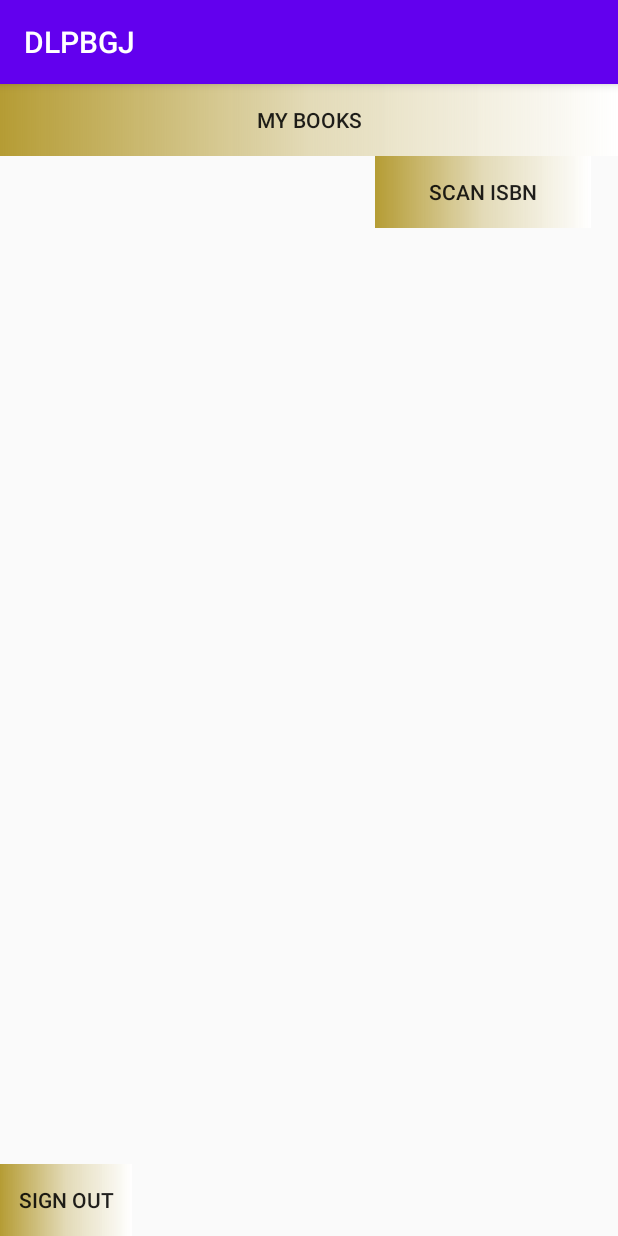
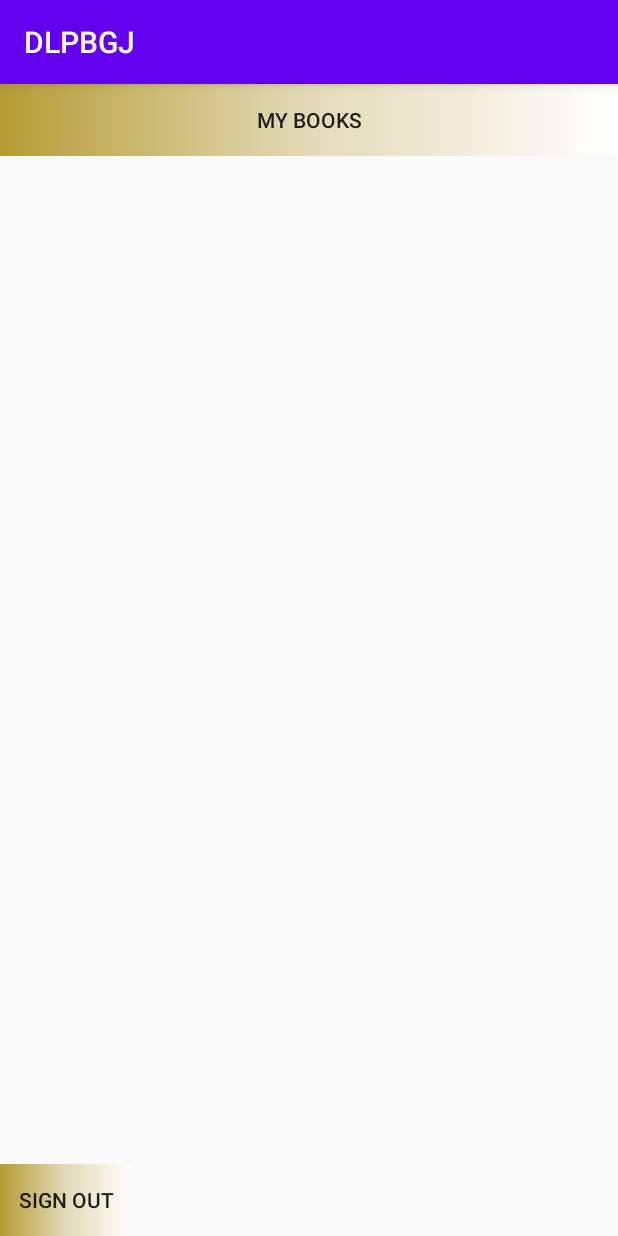
Before and after one commit to CMPUT301F20T40/DLPBGJ, an Android app: the HomePage screen opened directly, with no data from a screen before it, on a phone screen of 412 x 824 dp. Run offline under Robolectric (Android 15) with nearby library versions, the phone set to English and light mode, and no system bars.

Commit message:
barcode scanner
finished the implementation of barcode scanner inside the fragment.

```diff
--- a/DLPBGJ (Android)/app/src/main/java/com/example/dlpbgj/HomePage.java
+++ b/DLPBGJ (Android)/app/src/main/java/com/example/dlpbgj/HomePage.java
@@ -19,31 +19,14 @@ public class HomePage extends AppCompatActivity {
         super.onCreate(savedInstanceState);
         Intent intent = getIntent();
         currentUser = (User)getIntent().getSerializableExtra(MainActivity.EXTRA_MESSAGE1);//Catching the user object given by the MainActivity
-        String barcode = (String) getIntent().getSerializableExtra(barcode_scanner.varText);//Retrieving of ISBN code from the barcode_scanner Activity
 
         setContentView(R.layout.activity_home_page);
         Button myBooksButton=findViewById(R.id.MyBooks);
         Button signOut = findViewById(R.id.SignOut);
 
-        Button scan = findViewById(R.id.scan);
-        TextView isbn = findViewById(R.id.isbn);
-        isbn.setText(barcode); // sets the ISBN in the HomePage Activity
 
         final String success = "Signed Out!";
 
-
-        /**
-         * Clicking the scanISBN button
-         * opens new activity which allows user to scan the barcode
-         */
-        scan.setOnClickListener(new View.OnClickListener() {
-            @Override
-            public void onClick(View view) {
-                Intent intent = new Intent(getApplicationContext(),barcode_scanner.class);
-                startActivity(intent);;
-
-            }
-        });
 
         myBooksButton.setOnClickListener( new View.OnClickListener() {
             @Override
--- a/DLPBGJ (Android)/app/src/main/res/layout/activity_home_page.xml
+++ b/DLPBGJ (Android)/app/src/main/res/layout/activity_home_page.xml
@@ -15,31 +15,6 @@
         android:background="@drawable/gradient"
         android:text="My Books" />
 
-    <LinearLayout
-        android:layout_width="wrap_content"
-        android:layout_height="wrap_content"
-        android:orientation="horizontal">
-
-        <TextView
-            android:id="@+id/isbn"
-            android:layout_width="240dp"
-            android:layout_height="47dp"
-            android:gravity="center"
-            android:layout_marginRight="10dp"
-            android:textColor="@android:color/black"
-            android:textSize="24sp" />
-
-        <Button
-        android:id="@+id/scan"
-        android:layout_width="144dp"
-        android:layout_height="wrap_content"
-        android:layout_gravity="bottom|end"
-        android:layout_marginTop="10dp"
-        android:background="@drawable/gradient"
-        android:text="Scan ISBN" />
-
-
-</LinearLayout>
 
     <LinearLayout
         android:layout_width="wrap_content"
```
Also changed, not shown: DLPBGJ (Android)/app/src/main/java/com/example/dlpbgj/AddBookFragment.java (+43 -1 lines), DLPBGJ (Android)/app/src/main/java/com/example/dlpbgj/barcode_scanner.java (+14 -8 lines), DLPBGJ (Android)/app/src/main/res/layout/add_book_fragment_layout.xml (+16 -0 lines).
